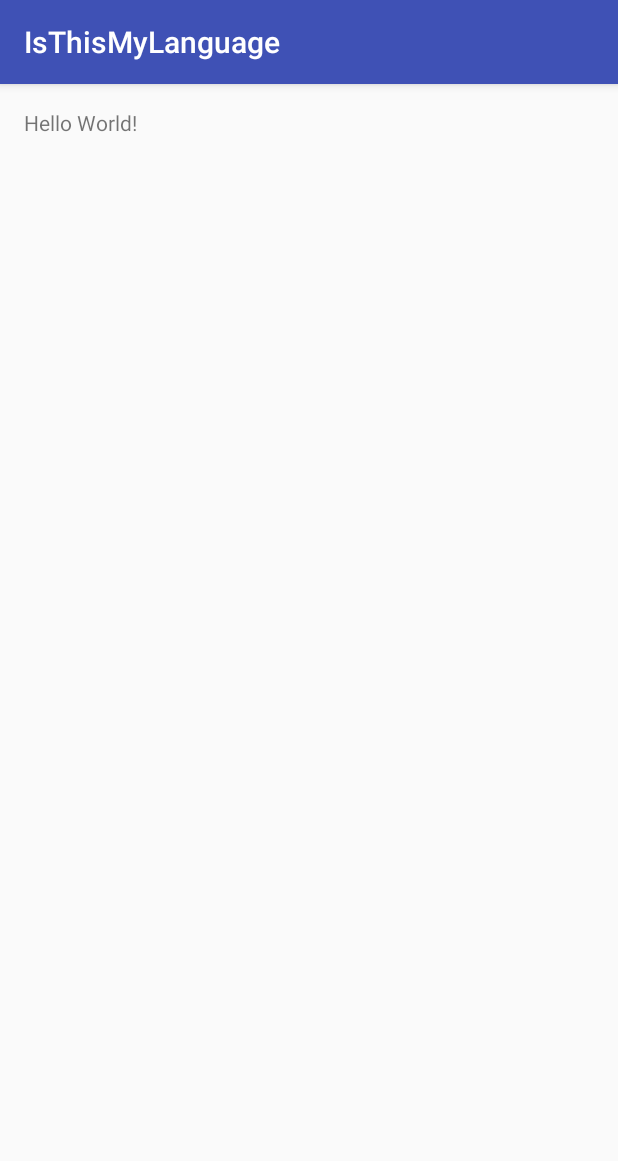
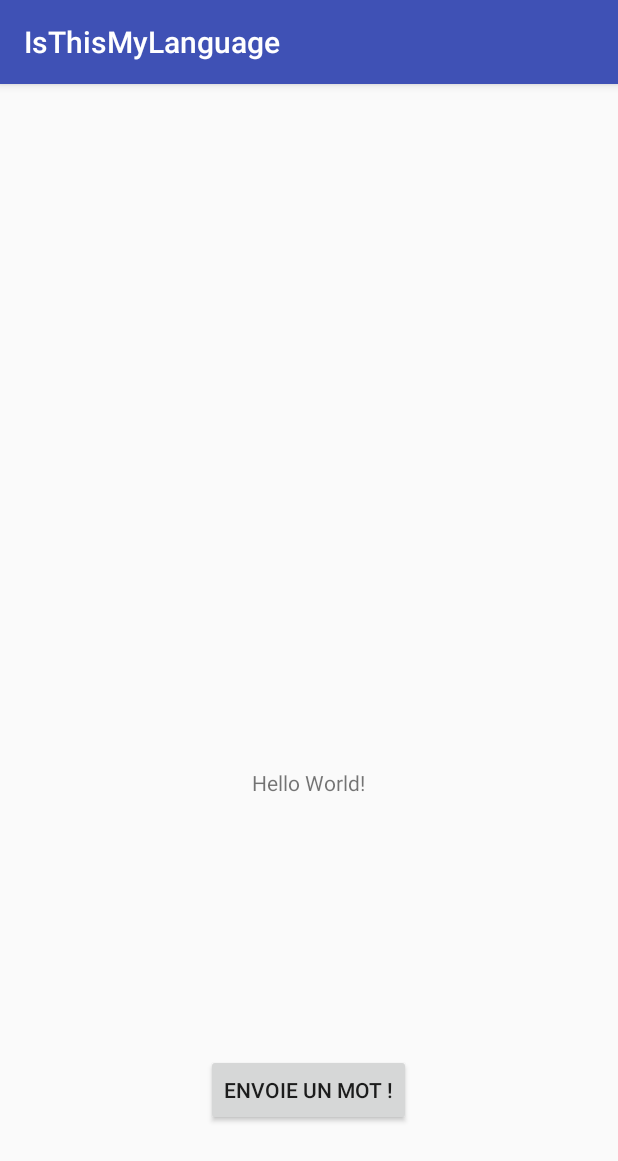
Before and after one commit to AntoineNH2/IsThisMyLanguage, an Android app: the screen it shows after launch (MainActivity), on a phone screen of 412 x 824 dp. Shown: the top 1161 px of the screen. Run offline under Robolectric (Android 15) with nearby library versions, the phone set to English and light mode, and no system bars.

Commit message:
Rajout du bouton

```diff
--- a/app/src/main/java/com/nh2/antoine/isthismylanguage/MainActivity.java
+++ b/app/src/main/java/com/nh2/antoine/isthismylanguage/MainActivity.java
@@ -2,12 +2,30 @@ package com.nh2.antoine.isthismylanguage;
 
         import android.support.v7.app.AppCompatActivity;
         import android.os.Bundle;
+        import android.util.Log;
+        import android.view.View;
+        import android.widget.Button;
+        import android.widget.TextView;
 
         public class MainActivity extends AppCompatActivity {
+
+            private TextView TextAlea =null;
+            private Button BoutonAlea =null;
+
 
             @Override
             protected void onCreate(Bundle savedInstanceState) {
                 super.onCreate(savedInstanceState);
                 setContentView(R.layout.activity_main);
+
+                BoutonAlea = (Button) findViewById(R.id.BalanceBouton);
+                BoutonAlea.setOnClickListener(new View.OnClickListener() {
+                    @Override
+                    public void onClick(View v) {
+                        // ICI l'action
+                    }
+                });
+
+
             }
         }
--- a/app/src/main/res/layout/activity_main.xml
+++ b/app/src/main/res/layout/activity_main.xml
@@ -12,5 +12,18 @@
     <TextView
         android:layout_width="wrap_content"
         android:layout_height="wrap_content"
-        android:text="Hello World!" />
+        android:text="Hello World!"
+        android:layout_above="@+id/BalanceBouton"
+        android:layout_centerHorizontal="true"
+        android:layout_marginBottom="171dp"
+        android:id="@+id/MotAleaTxtView" />
+
+    <Button
+        android:layout_width="wrap_content"
+        android:layout_height="wrap_content"
+        android:text="Envoie un mot !"
+        android:id="@+id/BalanceBouton"
+        android:layout_alignParentBottom="true"
+        android:layout_centerHorizontal="true"
+        android:layout_marginBottom="57dp" />
 </RelativeLayout>
```
Lines whose indentation alone changed are shown as unchanged.
